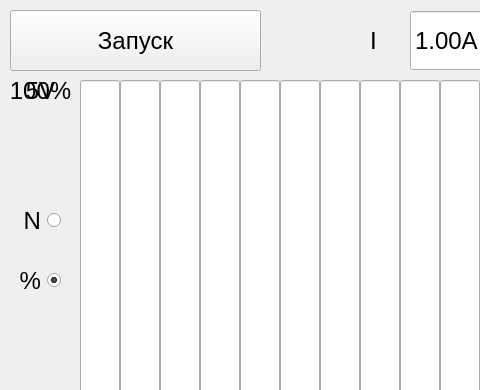
First picture: the form in mainwindow.ui, repository beeleph/Spectrometer, before the edit; both pictures show x 0 to 480 and y 0 to 390 of the 1366 by 768 pixel window.
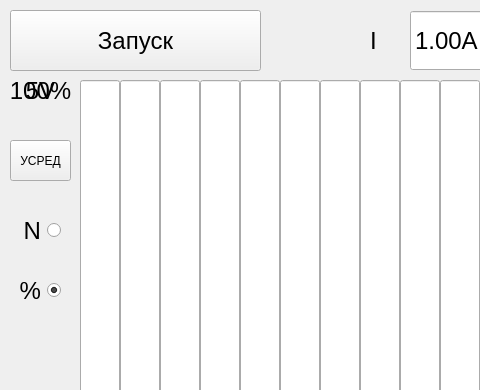
Second picture: the form after the edit.

What changed in the file:
```diff
--- a/mainwindow.ui
+++ b/mainwindow.ui
@@ -3289,7 +3289,7 @@
     <property name="geometry">
      <rect>
       <x>10</x>
-      <y>190</y>
+      <y>200</y>
       <width>51</width>
       <height>61</height>
      </rect>
@@ -3310,7 +3310,7 @@
     <property name="geometry">
      <rect>
       <x>10</x>
-      <y>250</y>
+      <y>260</y>
       <width>51</width>
       <height>61</height>
      </rect>
@@ -3372,6 +3372,22 @@
      <set>Qt::AlignCenter</set>
     </property>
    </widget>
+   <widget class="QPushButton" name="pushButton">
+    <property name="geometry">
+     <rect>
+      <x>10</x>
+      <y>140</y>
+      <width>61</width>
+      <height>41</height>
+     </rect>
+    </property>
+    <property name="text">
+     <string>УСРЕД</string>
+    </property>
+    <property name="checkable">
+     <bool>true</bool>
+    </property>
+   </widget>
   </widget>
  </widget>
  <resources/>
```
